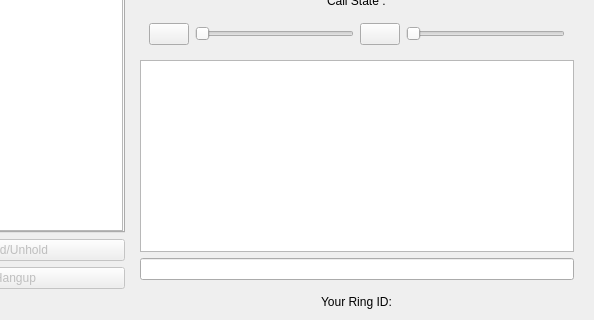
savoirfairelinux/jami-client-windows, file callwidget.ui: the form before one commit; both pictures show x 106 to 700 and y 391 to 711 of the 700 by 711 pixel window.
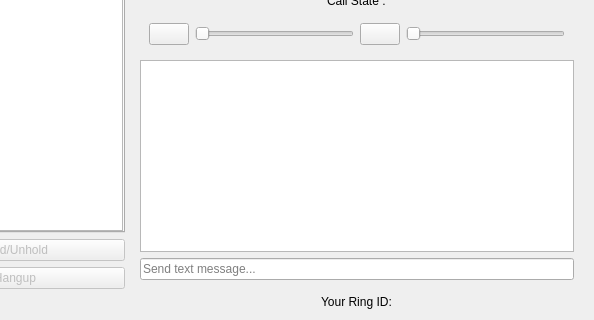
The form after the commit. Icons and pictures are not drawn. Custom widgets are drawn as their Qt base class.

Commit message:
im: link ui to LRC media text API
Refs #74275

```diff
--- a/callwidget.ui
+++ b/callwidget.ui
@@ -409,6 +409,9 @@
       </item>
       <item>
        <widget class="QLineEdit" name="messageInput">
+        <property name="placeholderText">
+         <string>Send text message...</string>
+        </property>
         <property name="clearButtonEnabled">
          <bool>true</bool>
         </property>
```
Left out of the diff: 9 changed lines with no effect on the pictures. The commit also changes 3 other files.
